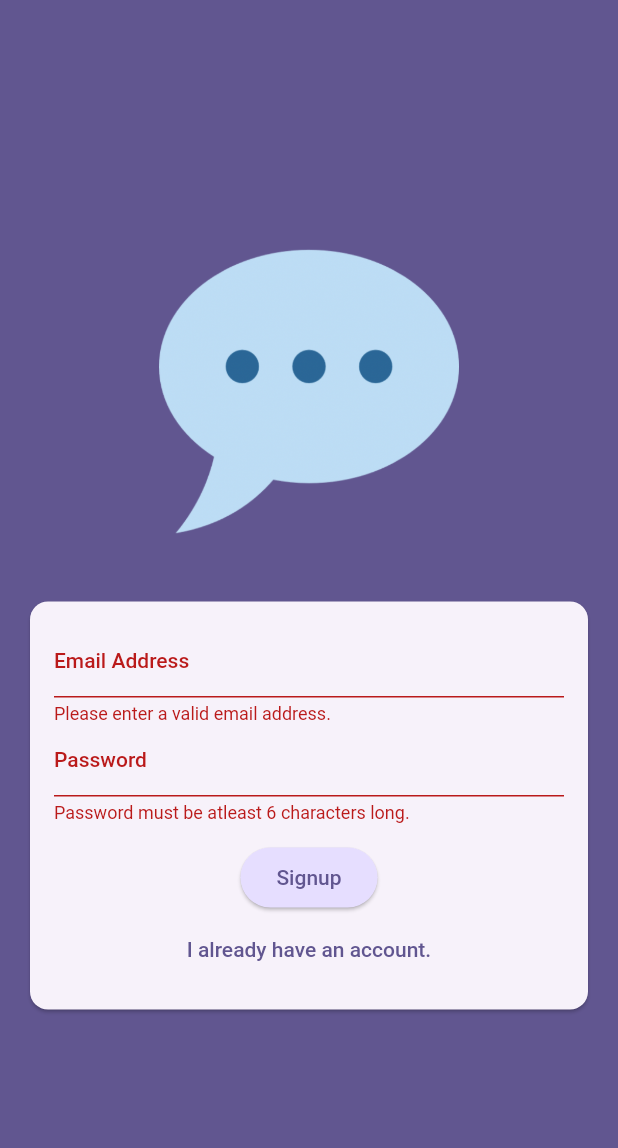
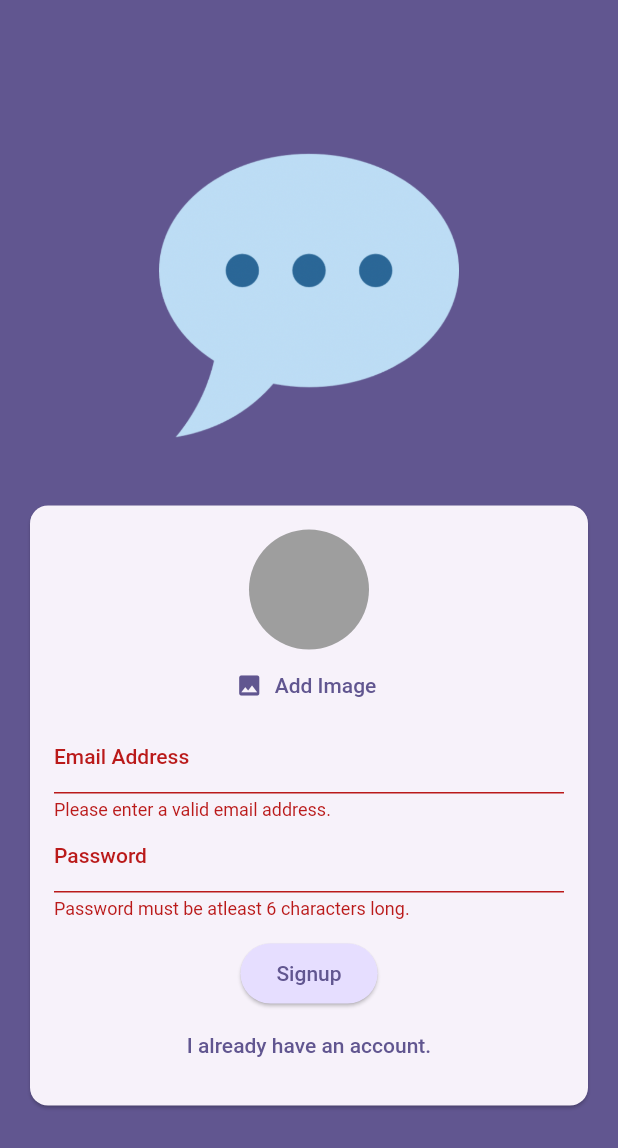
Before and after one commit to jayceebuarao/chat-app, a Flutter app: the screen it shows after launch, after a tap on "Login", after a tap on "Create an account", on a phone screen of 412 x 824 dp. Shown: the top 1148 px of the screen. Run offline on Flutter 3.47's test engine with Material 2 defaults, Android fonts, the phone set to English and light mode, and no system bars; our stand-ins replace firebase_auth, firebase_core, firebase_storage, image_picker; accounts and stored records are empty.

Commit message:
feat: add pfp upload

```diff
--- a/lib/screens/auth.dart
+++ b/lib/screens/auth.dart
@@ -1,3 +1,7 @@
+import 'dart:io';
+
+import 'package:chat_app/widgets/user_image_picker.dart';
+import 'package:firebase_storage/firebase_storage.dart';
 import 'package:flutter/material.dart';
 import 'package:firebase_auth/firebase_auth.dart';
 
@@ -16,11 +20,13 @@ class _AuthScreenState extends State<AuthScreen> {
   var _isLogin = true;
   var _enteredEmail = '';
   var _enteredPassword = '';
+  File? _selectedImage;
 
   void _submit() async {
     final isValid = _formKey.currentState!.validate();
 
-    if (!isValid) {
+    if (!isValid || !_isLogin && _selectedImage == null) {
+      //show error message ...
       return;
     }
 
@@ -34,6 +40,15 @@ class _AuthScreenState extends State<AuthScreen> {
       } else {
         final userCredentials = await _firebase.createUserWithEmailAndPassword(
             email: _enteredEmail, password: _enteredPassword);
+
+        final storageRef = FirebaseStorage.instance
+            .ref()
+            .child('user_images')
+            .child('${userCredentials.user!.uid}.jpg');
+
+        await storageRef.putFile(_selectedImage!);
+        final imageUrl = await storageRef.getDownloadURL();
+        print(imageUrl);
       }
     } on FirebaseAuthException catch (error) {
       if (error.code == 'email-already-in-use') {
@@ -78,6 +93,12 @@ class _AuthScreenState extends State<AuthScreen> {
                       child: Column(
                         mainAxisSize: MainAxisSize.min,
                         children: [
+                          if (!_isLogin)
+                            UserImagePicker(
+                              onPickImage: (pickedImage) {
+                                _selectedImage = pickedImage;
+                              },
+                            ),
                           TextFormField(
                             decoration: const InputDecoration(
                                 labelText: 'Email Address'),
--- /dev/null
+++ b/lib/widgets/user_image_picker.dart
@@ -0,0 +1,59 @@
+import 'dart:io';
+
+import 'package:flutter/material.dart';
+import 'package:image_picker/image_picker.dart';
+
+class UserImagePicker extends StatefulWidget {
+  const UserImagePicker({super.key, required this.onPickImage});
+
+  final void Function(File pickedImage) onPickImage;
+
+  @override
+  State<UserImagePicker> createState() => _UserImagePickerState();
+}
+
+class _UserImagePickerState extends State<UserImagePicker> {
+  File? _pickedImageFile;
+
+  void _pickImage() async {
+    final pickedImage = await ImagePicker().pickImage(
+      source: ImageSource.camera,
+      imageQuality: 50,
+      maxWidth: 150,
+    );
+
+    if (pickedImage == null) {
+      return;
+    }
+
+    setState(() {
+      _pickedImageFile = File(pickedImage.path);
+    });
+
+    widget.onPickImage(_pickedImageFile!);
+  }
+
+  @override
+  Widget build(BuildContext context) {
+    return Column(
+      children: [
+        CircleAvatar(
+          radius: 40,
+          backgroundColor: Colors.grey,
+          foregroundImage:
+              _pickedImageFile != null ? FileImage(_pickedImageFile!) : null,
+        ),
+        TextButton.icon(
+          onPressed: _pickImage,
+          icon: const Icon(Icons.image),
+          label: Text(
+            'Add Image',
+            style: TextStyle(
+              color: Theme.of(context).colorScheme.primary,
+            ),
+          ),
+        ),
+      ],
+    );
+  }
+}
```
